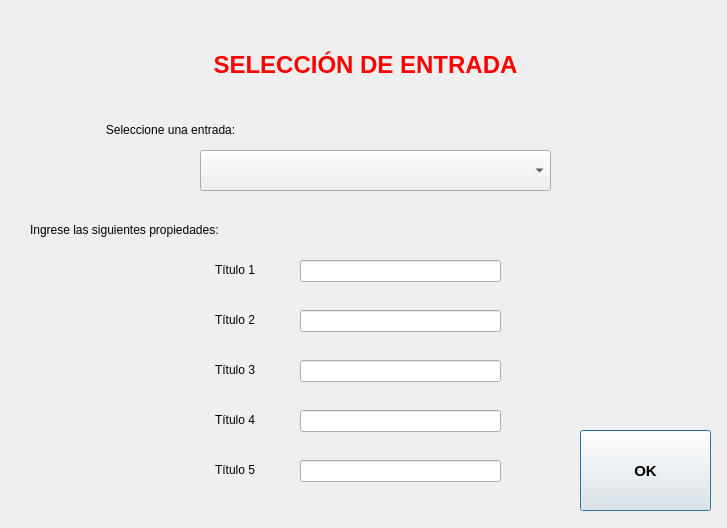
Qt form input.ui (nicotrozzo/elmejorfrontendever) before a commit.
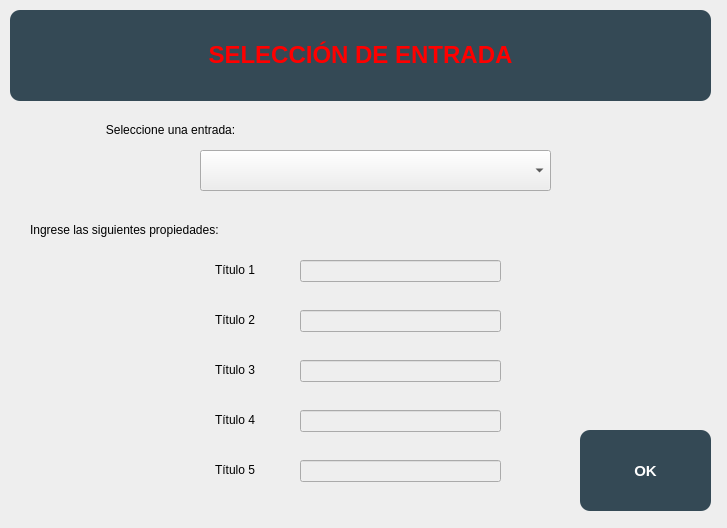
The same form after that commit.

Patch:
```diff
--- a/input.ui
+++ b/input.ui
@@ -16,12 +16,15 @@
   <property name="autoFillBackground">
    <bool>false</bool>
   </property>
+  <property name="styleSheet">
+   <string notr="true">background:rgb(238,238,238)</string>
+  </property>
   <widget class="QLabel" name="label">
    <property name="geometry">
     <rect>
-     <x>0</x>
-     <y>20</y>
-     <width>731</width>
+     <x>10</x>
+     <y>10</y>
+     <width>701</width>
      <height>91</height>
     </rect>
    </property>
@@ -32,6 +35,11 @@
      <bold>true</bold>
     </font>
    </property>
+   <property name="styleSheet">
+    <string notr="true">background: rgb(52,73,85);
+color:rgb(255,255,255);
+border-radius: 10px;</string>
+   </property>
    <property name="text">
     <string>&lt;html&gt;&lt;head/&gt;&lt;body&gt;&lt;p&gt;&lt;span style=&quot; color:#ff0000;&quot;&gt;SELECCIÓN DE ENTRADA&lt;/span&gt;&lt;/p&gt;&lt;/body&gt;&lt;/html&gt;</string>
    </property>
@@ -236,6 +244,11 @@
    <property name="autoFillBackground">
     <bool>false</bool>
    </property>
+   <property name="styleSheet">
+    <string notr="true">background: rgb(52,73,85);
+color:rgb(255,255,255);
+border-radius: 10px;</string>
+   </property>
    <property name="text">
     <string>OK</string>
    </property>
```
